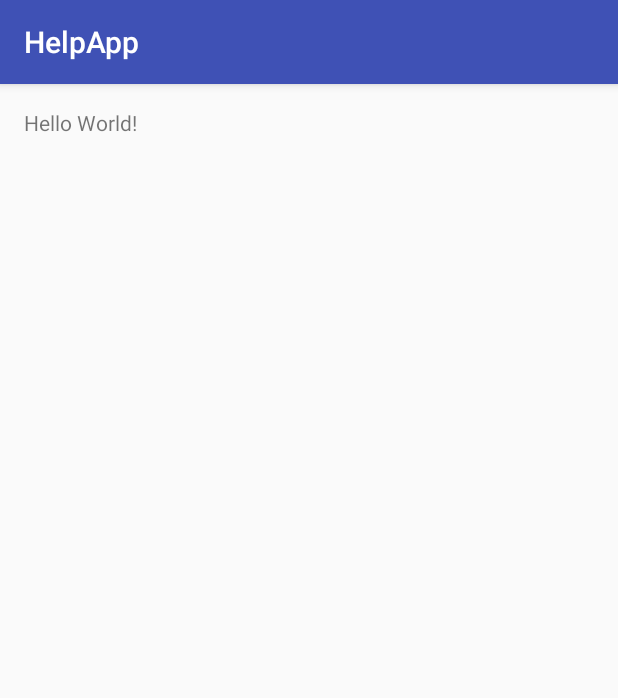
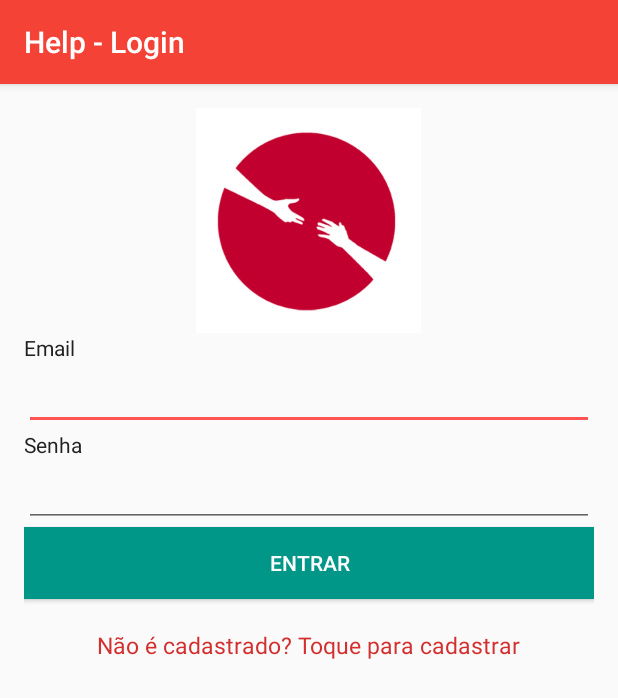
Before and after one commit to gspaiva/HelpApp, an Android app: the screen it shows after launch (LoginActivity), on a phone screen of 412 x 824 dp. Shown: the top 698 px of the screen. Run offline under Robolectric (Android 15) with nearby library versions, the phone set to English and light mode, and no system bars.

Commit message:
Tela de login estruturada

```diff
--- a/app/src/main/java/dcc/ufla/br/helpapp/LoginActivity.java
+++ b/app/src/main/java/dcc/ufla/br/helpapp/LoginActivity.java
@@ -9,5 +9,7 @@ public class LoginActivity extends AppCompatActivity {
     protected void onCreate(Bundle savedInstanceState) {
         super.onCreate(savedInstanceState);
         setContentView(R.layout.activity_login);
+
+        getSupportActionBar().setTitle("Help - Login");
     }
 }
--- a/app/src/main/res/layout/activity_login.xml
+++ b/app/src/main/res/layout/activity_login.xml
@@ -1,5 +1,5 @@
 <?xml version="1.0" encoding="utf-8"?>
-<RelativeLayout xmlns:android="http://schemas.android.com/apk/res/android"
+<LinearLayout xmlns:android="http://schemas.android.com/apk/res/android"
     xmlns:tools="http://schemas.android.com/tools"
     android:id="@+id/activity_login"
     android:layout_width="match_parent"
@@ -8,10 +8,65 @@
     android:paddingLeft="@dimen/activity_horizontal_margin"
     android:paddingRight="@dimen/activity_horizontal_margin"
     android:paddingTop="@dimen/activity_vertical_margin"
+    android:orientation="vertical"
     tools:context="dcc.ufla.br.helpapp.LoginActivity">
+
+    <ImageView
+        android:layout_width="150dp"
+        android:layout_height="150dp"
+        android:layout_gravity="center"
+        android:id="@+id/imgLogoHelp"
+        android:src="@drawable/help"/>
 
     <TextView
         android:layout_width="wrap_content"
         android:layout_height="wrap_content"
-        android:text="Hello World!" />
-</RelativeLayout>
+        android:text="@string/txtEmailLogin"
+        android:textColor="@color/colorPrimaryText"/>
+    <EditText
+        android:layout_width="match_parent"
+        android:layout_height="wrap_content"
+        android:id="@+id/edtEmailLogin"/>
+
+    <TextView
+        android:layout_width="wrap_content"
+        android:layout_height="wrap_content"
+        android:text="@string/txtSenhaLogin"
+        android:textColor="@color/colorPrimaryText"
+        />
+
+    <EditText
+        android:layout_width="match_parent"
+        android:layout_height="wrap_content"
+        android:inputType="textPassword"
+        android:id="@+id/edtSenhaLogin"
+        />
+
+    <Button
+        android:layout_width="match_parent"
+        android:layout_height="wrap_content"
+        android:text="@string/btnEntrarLogin"
+        android:textColor="@color/textIconsColor"
+        android:background="@color/positiveColor"
+        android:id="@+id/btnEntrarLogin"
+        />
+
+    <LinearLayout
+        android:layout_width="match_parent"
+        android:layout_height="wrap_content"
+        android:layout_marginTop="20dp"
+        android:orientation="vertical">
+
+        <TextView
+            android:layout_width="wrap_content"
+            android:layout_height="wrap_content"
+            android:textSize="15sp"
+            android:layout_gravity="center"
+            android:text="@string/txtCadastrarLogin"
+            android:textColor="@color/colorPrimaryDark"
+            android:id="@+id/txtCadastrarLogin"/>
+
+            />
+    </LinearLayout>
+
+</LinearLayout>
--- a/app/src/main/res/values/colors.xml
+++ b/app/src/main/res/values/colors.xml
@@ -1,6 +1,10 @@
 <?xml version="1.0" encoding="utf-8"?>
 <resources>
-    <color name="colorPrimary">#3F51B5</color>
-    <color name="colorPrimaryDark">#303F9F</color>
-    <color name="colorAccent">#FF4081</color>
+    <color name="colorPrimary">#F44336</color>
+    <color name="colorPrimaryDark">#D32F2F</color>
+    <color name="colorAccent">#FF5252</color>
+    <color name="colorPrimaryText">#212121</color>
+    <color name="lightPrimaryColor">#FFCDD2</color>
+    <color name="textIconsColor">#FFFFFF</color>
+    <color name="positiveColor">#009688</color>
 </resources>
--- a/app/src/main/res/values/strings.xml
+++ b/app/src/main/res/values/strings.xml
@@ -1,3 +1,9 @@
 <resources>
     <string name="app_name">HelpApp</string>
+    <string name="txtEmailLogin">Email</string>
+    <string name="txtSenhaLogin">Senha</string>
+    <string name="btnEntrarLogin">Entrar</string>
+    <string name="txtCadastrarLogin">Não é cadastrado? Toque para cadastrar</string>
+    <string name="btnCadastrarLogin">Cadastrar</string>
+
 </resources>
```
Also changed, not shown: app/src/main/res/drawable/help.png (added).
